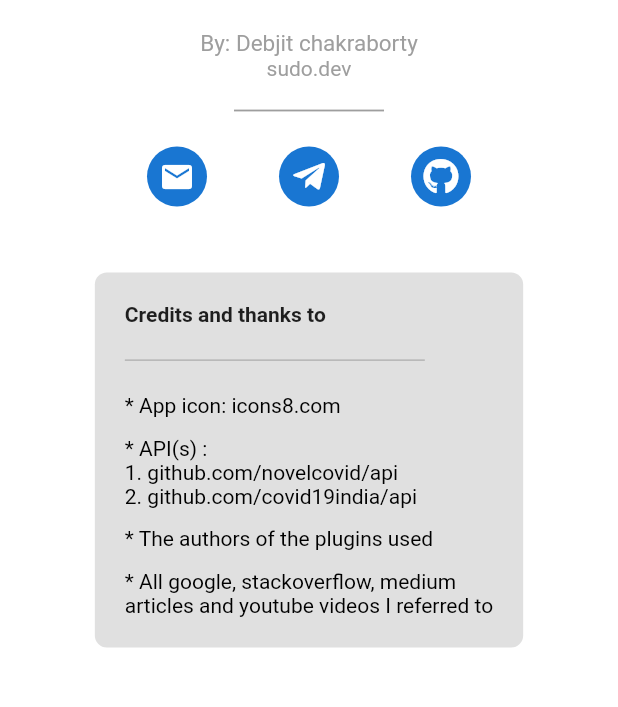
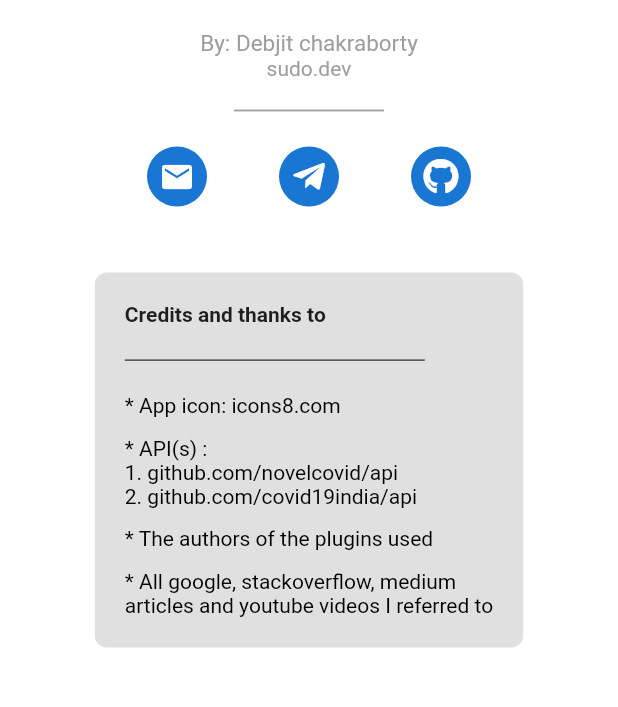
Before and after one commit to Android-Builds/covid19_tracker, a Flutter app: the AboutPage screen opened directly, on a phone screen of 412 x 824 dp, the part 311-1018 px from its top. Run offline on Flutter 3.47's test engine with Material 2 defaults, Android fonts, the phone set to English and light mode, and no system bars; our stand-ins replace charts_flutter, firebase_messaging, flutter_icons, share, shared_preferences; missing offline and left inert: flutter_email_sender; accounts and stored records are empty; network calls fail; statements that could not run were skipped.

```diff
--- a/lib/pages/about.dart
+++ b/lib/pages/about.dart
@@ -68,6 +68,7 @@ class AboutPage extends StatelessWidget {
                   mainAxisAlignment: MainAxisAlignment.center,
                   children: <Widget>[
                     FlatButton(
+                      splashColor: Colors.transparent,
                       onPressed: () async {
                         await FlutterEmailSender.send(email);
                       },
@@ -76,6 +77,7 @@ class AboutPage extends StatelessWidget {
                       )
                     ),
                     FlatButton(
+                      splashColor: Colors.transparent,
                       onPressed: () async {
                         _launchURL('https://t.me/xyron');
                       },
@@ -84,6 +86,7 @@ class AboutPage extends StatelessWidget {
                       )
                     ),
                     FlatButton(
+                      splashColor: Colors.transparent,
                       onPressed: () async {
                         _launchURL('https://github.com/xayron');
                       },
@@ -118,7 +121,7 @@ class AboutPage extends StatelessWidget {
                             height: 20.0,
                             width: 200.0,
                             child: Divider(
-                              color: Colors.grey,
+                              color: getColor(context),
                             ),
                           ),
                           Text(
--- a/lib/widgets/drawer.dart
+++ b/lib/widgets/drawer.dart
@@ -38,8 +38,8 @@ class AppDrawer extends StatelessWidget {
             onTap: () {
               Navigator.pop(context);
               final RenderBox box = context.findRenderObject();
-              Share.share('Share with poeple \nhttps://drive.google.com/file/d/1P7uFJyPRP92cjnNLtHo7Q2l7d3AWqLEt/view?usp=drivesdk',
-                sharePositionOrigin: box.localToGlobal(Offset.zero) & box.size);
+              Share.share('Track the cases of covid-19 cases with real time sata. Covid-19 Tracker \n\nhttps://drive.google.com/file/d/1P7uFJyPRP92cjnNLtHo7Q2l7d3AWqLEt/view?usp=drivesdk',
+                subject: 'Share the app', sharePositionOrigin: box.localToGlobal(Offset.zero) & box.size);
             },
           ),
           ListTile(
--- /dev/null
+++ b/lib/widgets/scrollbehavior.dart
@@ -0,0 +1,9 @@
+import 'package:flutter/material.dart';
+
+class MyBehavior extends ScrollBehavior {
+  @override
+  Widget buildViewportChrome(
+      BuildContext context, Widget child, AxisDirection axisDirection) {
+    return child;
+  }
+}
```
Also changed, not shown: lib/pages/homepage.dart (+7 -0 lines).
